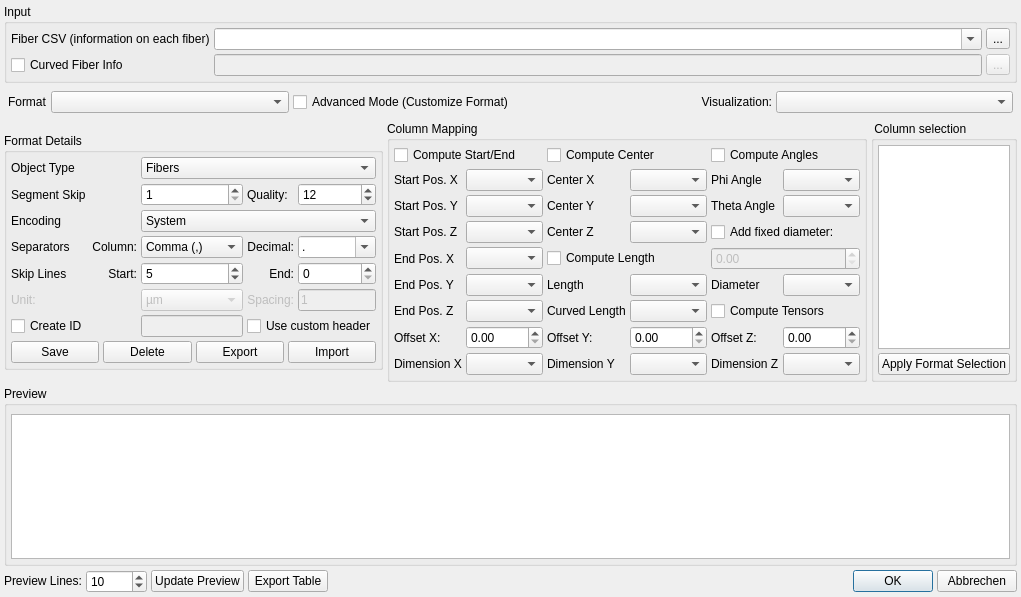
Before: the Qt Designer form libs/objectvis/CsvInput.ui in 3dct/open_iA, drawn with Qt 5.
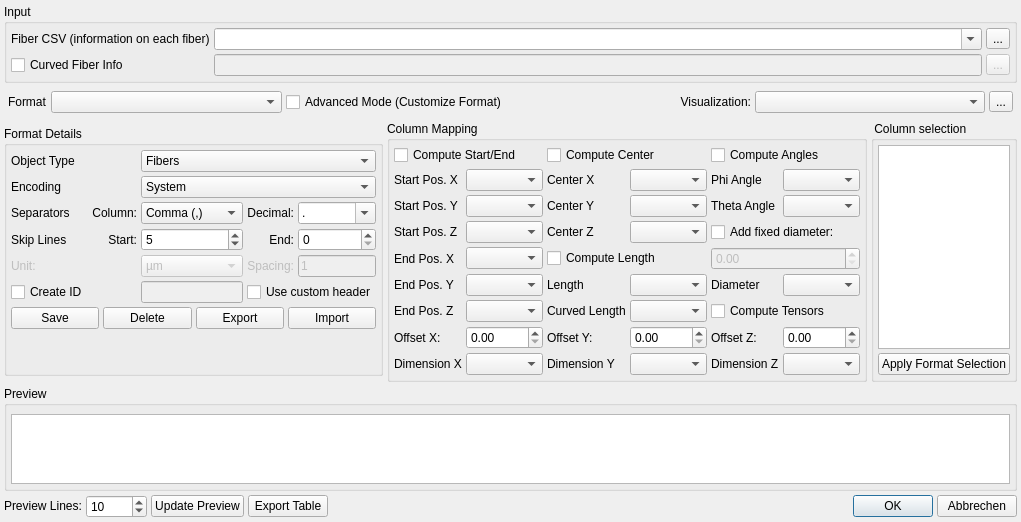
After: the same form once the commit is applied.

Commit message: objectVis: remove segmentskip/cylinder sides from csv dialog, make object viewer settings available via button

```diff
--- a/libs/objectvis/CsvInput.ui
+++ b/libs/objectvis/CsvInput.ui
@@ -6,8 +6,8 @@
    <rect>
     <x>0</x>
     <y>0</y>
-    <width>903</width>
-    <height>597</height>
+    <width>963</width>
+    <height>499</height>
    </rect>
   </property>
   <property name="windowTitle">
@@ -165,6 +165,13 @@
       <item>
        <widget class="QComboBox" name="cmbbox_VisualizeAs"/>
       </item>
+      <item>
+       <widget class="QToolButton" name="btn_VisSettings">
+        <property name="text">
+         <string>...</string>
+        </property>
+       </widget>
+      </item>
      </layout>
     </widget>
    </item>
@@ -219,13 +226,87 @@
          <property name="spacing">
           <number>4</number>
          </property>
-         <item row="6" column="2">
+         <item row="3" column="2">
+          <widget class="QSpinBox" name="ed_SkipLinesStart">
+           <property name="enabled">
+            <bool>true</bool>
+           </property>
+           <property name="minimum">
+            <number>0</number>
+           </property>
+           <property name="maximum">
+            <number>9999999</number>
+           </property>
+           <property name="value">
+            <number>5</number>
+           </property>
+          </widget>
+         </item>
+         <item row="5" column="2">
           <widget class="QLineEdit" name="ed_col_ID">
            <property name="enabled">
             <bool>false</bool>
            </property>
           </widget>
          </item>
+         <item row="0" column="0">
+          <widget class="QLabel" name="lbl_ObjectType">
+           <property name="text">
+            <string>Object Type</string>
+           </property>
+          </widget>
+         </item>
+         <item row="1" column="2" colspan="3">
+          <widget class="QComboBox" name="cmbbox_Encoding">
+           <item>
+            <property name="text">
+             <string>System</string>
+            </property>
+           </item>
+           <item>
+            <property name="text">
+             <string>UTF-8</string>
+            </property>
+           </item>
+           <item>
+            <property name="text">
+             <string>ISO-8859-1</string>
+            </property>
+           </item>
+           <item>
+            <property name="text">
+             <string>Windows-1252</string>
+            </property>
+           </item>
+          </widget>
+         </item>
+         <item row="5" column="0">
+          <widget class="QCheckBox" name="cb_AddAutoID">
+           <property name="text">
+            <string>Create ID</string>
+           </property>
+          </widget>
+         </item>
+         <item row="2" column="3">
+          <widget class="QLabel" name="lbl_SeparatorDecimal">
+           <property name="text">
+            <string>Decimal:</string>
+           </property>
+           <property name="alignment">
+            <set>Qt::AlignRight|Qt::AlignTrailing|Qt::AlignVCenter</set>
+           </property>
+          </widget>
+         </item>
+         <item row="4" column="0">
+          <widget class="QLabel" name="lbl_Unit">
+           <property name="enabled">
+            <bool>false</bool>
+           </property>
+           <property name="text">
+            <string>Unit:</string>
+           </property>
+          </widget>
+         </item>
          <item row="0" column="2" colspan="3">
           <widget class="QComboBox" name="cmbbox_ObjectType">
            <item>
@@ -245,7 +326,68 @@
            </item>
           </widget>
          </item>
-         <item row="7" column="0" colspan="5">
+         <item row="5" column="3" colspan="2">
+          <widget class="QCheckBox" name="cb_ContainsHeader">
+           <property name="text">
+            <string>Use custom header</string>
+           </property>
+          </widget>
+         </item>
+         <item row="2" column="0">
+          <widget class="QLabel" name="lbl_Separators">
+           <property name="text">
+            <string>Separators</string>
+           </property>
+          </widget>
+         </item>
+         <item row="3" column="3">
+          <widget class="QLabel" name="lbl_SkipLinesEnd">
+           <property name="text">
+            <string>End:</string>
+           </property>
+           <property name="alignment">
+            <set>Qt::AlignRight|Qt::AlignTrailing|Qt::AlignVCenter</set>
+           </property>
+          </widget>
+         </item>
+         <item row="2" column="1">
+          <widget class="QLabel" name="lbl_SeparatorColumn">
+           <property name="text">
+            <string>Column:</string>
+           </property>
+           <property name="alignment">
+            <set>Qt::AlignRight|Qt::AlignTrailing|Qt::AlignVCenter</set>
+           </property>
+          </widget>
+         </item>
+         <item row="3" column="0">
+          <widget class="QLabel" name="lbl_SkipLines">
+           <property name="text">
+            <string>Skip Lines</string>
+           </property>
+          </widget>
+         </item>
+         <item row="4" column="4">
+          <widget class="QLineEdit" name="ed_Spacing">
+           <property name="enabled">
+            <bool>false</bool>
+           </property>
+           <property name="text">
+            <string>1</string>
+           </property>
+          </widget>
+         </item>
+         <item row="3" column="1">
+          <widget class="QLabel" name="lbl_SkipLinesStart">
+           <property name="text">
+            <string>Start:</string>
+           </property>
+           <property name="alignment">
+            <set>Qt::AlignRight|Qt::AlignTrailing|Qt::AlignVCenter</set>
+           </property>
+          </widget>
+         </item>
+         <item row="6" column="0" colspan="5">
           <widget class="QWidget" name="widget" native="true">
            <layout class="QHBoxLayout" name="horizontalLayout">
             <property name="spacing">
@@ -297,82 +439,7 @@
            </layout>
           </widget>
          </item>
-         <item row="1" column="2">
-          <widget class="QSpinBox" name="sb_SegmentSkip">
-           <property name="toolTip">
-            <string>1=best quality, higher values -&gt; less quality for curved fibers. Value determines that every nth point of those given will be shown.</string>
-           </property>
-           <property name="toolTipDuration">
-            <number>5000</number>
-           </property>
-           <property name="minimum">
-            <number>1</number>
-           </property>
-           <property name="maximum">
-            <number>1000</number>
-           </property>
-          </widget>
-         </item>
-         <item row="3" column="4">
-          <widget class="QComboBox" name="cmbbox_DecimalSeparator">
-           <property name="editable">
-            <bool>true</bool>
-           </property>
-           <item>
-            <property name="text">
-             <string>.</string>
-            </property>
-           </item>
-           <item>
-            <property name="text">
-             <string>,</string>
-            </property>
-           </item>
-          </widget>
-         </item>
-         <item row="1" column="4">
-          <widget class="QSpinBox" name="sb_CylinderQuality">
-           <property name="toolTip">
-            <string>The higher the number, the better the cylinder visualization quality (represents number of sides used for modelling cylinder).</string>
-           </property>
-           <property name="toolTipDuration">
-            <number>5000</number>
-           </property>
-           <property name="minimum">
-            <number>3</number>
-           </property>
-           <property name="maximum">
-            <number>1000</number>
-           </property>
-           <property name="value">
-            <number>12</number>
-           </property>
-          </widget>
-         </item>
-         <item row="6" column="0">
-          <widget class="QCheckBox" name="cb_AddAutoID">
-           <property name="text">
-            <string>Create ID</string>
-           </property>
-          </widget>
-         </item>
-         <item row="1" column="0">
-          <widget class="QLabel" name="label">
-           <property name="toolTip">
-            <string>1=best quality, higher values -&gt; less quality for curved fibers. Value determines that every nth point of those given will be shown.</string>
-           </property>
-           <property name="toolTipDuration">
-            <number>5000</number>
-           </property>
-           <property name="whatsThis">
-            <string/>
-           </property>
-           <property name="text">
-            <string>Segment Skip</string>
-           </property>
-          </widget>
-         </item>
-         <item row="5" column="2">
+         <item row="4" column="2">
           <widget class="QComboBox" name="cmbbox_Unit">
            <property name="enabled">
             <bool>false</bool>
@@ -397,152 +464,7 @@
            </item>
           </widget>
          </item>
-         <item row="4" column="4">
-          <widget class="QSpinBox" name="ed_SkipLinesEnd">
-           <property name="maximum">
-            <number>9999999</number>
-           </property>
-          </widget>
-         </item>
-         <item row="5" column="4">
-          <widget class="QLineEdit" name="ed_Spacing">
-           <property name="enabled">
-            <bool>false</bool>
-           </property>
-           <property name="text">
-            <string>1</string>
-           </property>
-          </widget>
-         </item>
-         <item row="3" column="3">
-          <widget class="QLabel" name="lbl_SeparatorDecimal">
-           <property name="text">
-            <string>Decimal:</string>
-           </property>
-           <property name="alignment">
-            <set>Qt::AlignRight|Qt::AlignTrailing|Qt::AlignVCenter</set>
-           </property>
-          </widget>
-         </item>
-         <item row="4" column="2">
-          <widget class="QSpinBox" name="ed_SkipLinesStart">
-           <property name="enabled">
-            <bool>true</bool>
-           </property>
-           <property name="minimum">
-            <number>0</number>
-           </property>
-           <property name="maximum">
-            <number>9999999</number>
-           </property>
-           <property name="value">
-            <number>5</number>
-           </property>
-          </widget>
-         </item>
-         <item row="4" column="1">
-          <widget class="QLabel" name="lbl_SkipLinesStart">
-           <property name="text">
-            <string>Start:</string>
-           </property>
-           <property name="alignment">
-            <set>Qt::AlignRight|Qt::AlignTrailing|Qt::AlignVCenter</set>
-           </property>
-          </widget>
-         </item>
-         <item row="3" column="0">
-          <widget class="QLabel" name="lbl_Separators">
-           <property name="text">
-            <string>Separators</string>
-           </property>
-          </widget>
-         </item>
-         <item row="1" column="3">
-          <widget class="QLabel" name="lb_CylinderQuality">
-           <property name="toolTip">
-            <string>The higher the number, the better the cylinder visualization quality (represents number of sides used for modelling cylinder).</string>
-           </property>
-           <property name="toolTipDuration">
-            <number>5000</number>
-           </property>
-           <property name="text">
-            <string>Quality:</string>
-           </property>
-          </widget>
-         </item>
-         <item row="5" column="0">
-          <widget class="QLabel" name="lbl_Unit">
-           <property name="enabled">
-            <bool>false</bool>
-           </property>
-           <property name="text">
-            <string>Unit:</string>
-           </property>
-          </widget>
-         </item>
-         <item row="2" column="2" colspan="3">
-          <widget class="QComboBox" name="cmbbox_Encoding">
-           <item>
-            <property name="text">
-             <string>System</string>
-            </property>
-           </item>
-           <item>
-            <property name="text">
-             <string>UTF-8</string>
-            </property>
-           </item>
-           <item>
-            <property name="text">
-             <string>ISO-8859-1</string>
-            </property>
-           </item>
-           <item>
-            <property name="text">
-             <string>Windows-1252</string>
-            </property>
-           </item>
-          </widget>
-         </item>
-         <item row="4" column="0">
-          <widget class="QLabel" name="lbl_SkipLines">
-           <property name="text">
-            <string>Skip Lines</string>
-           </property>
-          </widget>
-         </item>
-         <item row="3" column="1">
-          <widget class="QLabel" name="lbl_SeparatorColumn">
-           <property name="text">
-            <string>Column:</string>
-           </property>
-           <property name="alignment">
-            <set>Qt::AlignRight|Qt::AlignTrailing|Qt::AlignVCenter</set>
-           </property>
-          </widget>
-         </item>
-         <item row="0" column="0">
-          <widget class="QLabel" name="lbl_ObjectType">
-           <property name="text">
-            <string>Object Type</string>
-           </property>
-          </widget>
-         </item>
-         <item row="6" column="3" colspan="2">
-          <widget class="QCheckBox" name="cb_ContainsHeader">
-           <property name="text">
-            <string>Use custom header</string>
-           </property>
-          </widget>
-         </item>
-         <item row="2" column="0">
-          <widget class="QLabel" name="lbl_Encoding">
-           <property name="text">
-            <string>Encoding</string>
-           </property>
-          </widget>
-         </item>
-         <item row="3" column="2">
+         <item row="2" column="2">
           <widget class="QComboBox" name="cmbbox_ColSeparator">
            <property name="enabled">
             <bool>true</bool>
@@ -567,7 +489,7 @@
            </item>
           </widget>
          </item>
-         <item row="5" column="3">
+         <item row="4" column="3">
           <widget class="QLabel" name="lbl_Spacing">
            <property name="enabled">
             <bool>false</bool>
@@ -580,16 +502,50 @@
            </property>
           </widget>
          </item>
-         <item row="4" column="3">
-          <widget class="QLabel" name="lbl_SkipLinesEnd">
+         <item row="2" column="4">
+          <widget class="QComboBox" name="cmbbox_DecimalSeparator">
+           <property name="editable">
+            <bool>true</bool>
+           </property>
+           <item>
+            <property name="text">
+             <string>.</string>
+            </property>
+           </item>
+           <item>
+            <property name="text">
+             <string>,</string>
+            </property>
+           </item>
+          </widget>
+         </item>
+         <item row="1" column="0">
+          <widget class="QLabel" name="lbl_Encoding">
            <property name="text">
-            <string>End:</string>
+            <string>Encoding</string>
            </property>
-           <property name="alignment">
-            <set>Qt::AlignRight|Qt::AlignTrailing|Qt::AlignVCenter</set>
+          </widget>
+         </item>
+         <item row="3" column="4">
+          <widget class="QSpinBox" name="ed_SkipLinesEnd">
+           <property name="maximum">
+            <number>9999999</number>
            </property>
           </widget>
          </item>
+         <item row="7" column="0">
+          <spacer name="verticalSpacer">
+           <property name="orientation">
+            <enum>Qt::Vertical</enum>
+           </property>
+           <property name="sizeHint" stdset="0">
+            <size>
+             <width>20</width>
+             <height>40</height>
+            </size>
+           </property>
+          </spacer>
+         </item>
         </layout>
        </widget>
       </item>
```
The commit also changes 12 other files.
